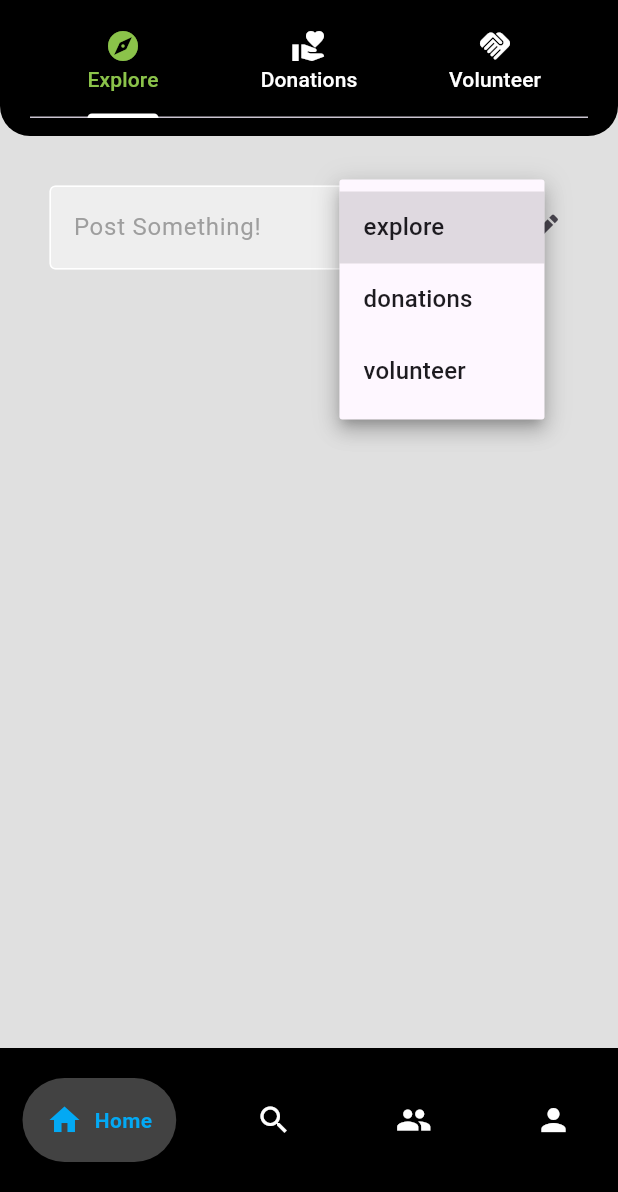
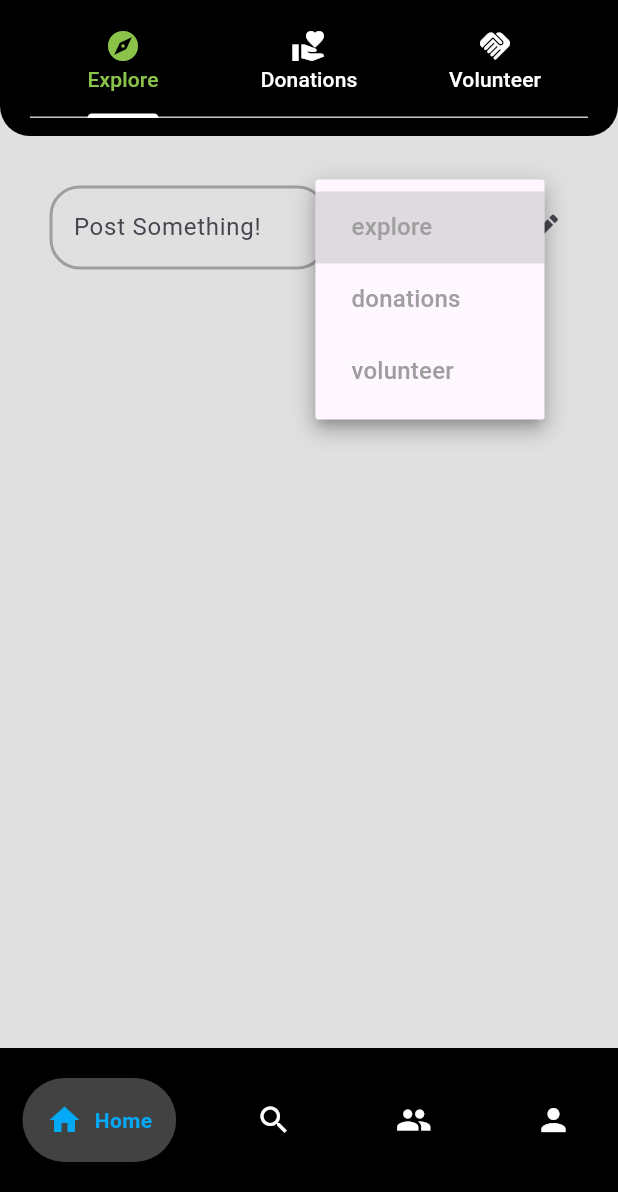
Before and after one commit to HalcyonAbsedion/BilMant2a, a Flutter app: the screen it shows once a user with an empty profile is signed in, after a tap on "explore", on a phone screen of 412 x 824 dp, the part 44-1236 px from its top. Run offline on Flutter 3.47's test engine with Material 3 defaults, Android fonts, the phone set to English and light mode, and no system bars; drawn by our look-alikes of google_nav_bar; our stand-ins replace cloud_firestore, firebase_auth, firebase_core, firebase_storage, flutter_animate, flutter_image_compress and 2 more; accounts and stored records are empty.

Commit message:
slight changes in home page

```diff
--- a/lib/pages/home_page.dart
+++ b/lib/pages/home_page.dart
@@ -47,14 +47,30 @@ class _HomePageState extends State<HomePage> {
                   Expanded(
                     child: Padding(
                       padding: const EdgeInsets.all(8.0),
-                      child: MyTextField(
+                      child: TextField(
                         controller: textController,
+                        decoration: InputDecoration(
                           hintText: "Post Something!",
+                          focusedBorder: OutlineInputBorder(
+                            borderRadius: BorderRadius.circular(20),
+                            borderSide:
+                                BorderSide(color: Colors.cyan, width: 2.0),
+                          ),
+                          enabledBorder: OutlineInputBorder(
+                              borderRadius: BorderRadius.circular(20),
+                              borderSide:
+                                  BorderSide(color: Colors.grey, width: 2.0)),
+                        ),
                         obscureText: false,
                       ),
                     ),
                   ),
-                  DropdownButton<String>(
+                  Container(
+                    decoration: BoxDecoration(
+                      color: Colors.black,
+                      borderRadius: BorderRadius.circular(12),
+                    ),
+                    child: DropdownButton<String>(
                       value: selectedPostType,
                       onChanged: (String? newValue) {
                         setState(() {
@@ -65,9 +81,16 @@ class _HomePageState extends State<HomePage> {
                           .map<DropdownMenuItem<String>>((String value) {
                         return DropdownMenuItem<String>(
                           value: value,
-                        child: Text(value),
+                          child: Padding(
+                            padding: const EdgeInsets.all(8.0),
+                            child: Text(
+                              value,
+                              style: TextStyle(color: Colors.grey),
+                            ),
+                          ),
                         );
                       }).toList(),
+                    ),
                   ),
                   IconButton(
                     onPressed: () => postSend(selectedPostType),
```
Lines whose indentation alone changed are shown as unchanged.
